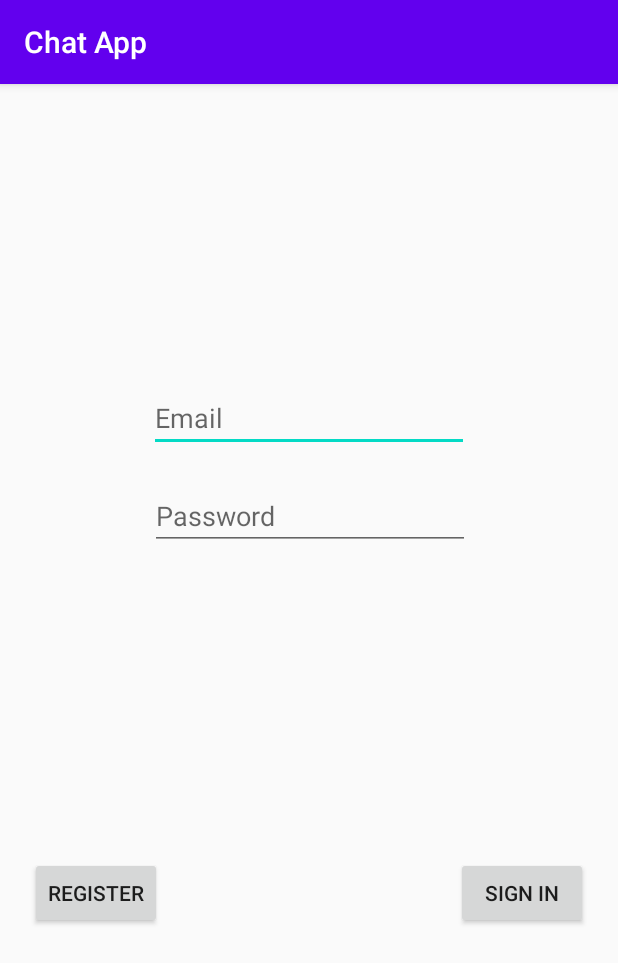
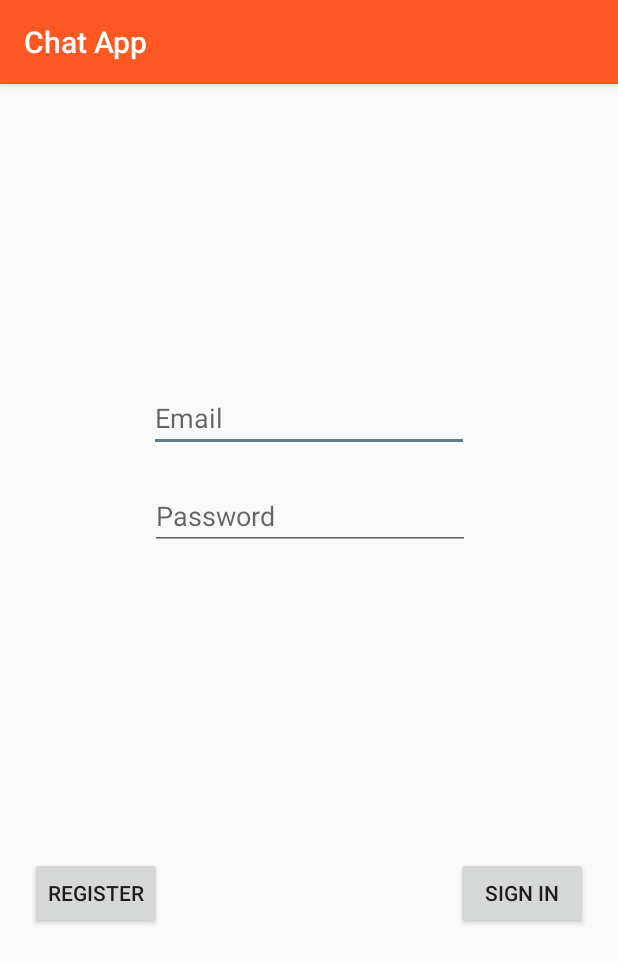
Before and after one commit to ajp54/Team-2-TCSS-450, an Android app: the screen it shows after launch (AuthActivity), on a phone screen of 412 x 824 dp. Shown: the top 963 px of the screen. Run offline under Robolectric (Android 15) with nearby library versions, the phone set to English and light mode, and no system bars; our stand-ins replace Volley.

Commit message:
Rearranged bottom nav bar to client spec added new color values for 3 themes added improved password validation

```diff
--- a/app/src/main/java/edu/uw/tcss450/chatapp/ui/home/signin/LoginFragment.java
+++ b/app/src/main/java/edu/uw/tcss450/chatapp/ui/home/signin/LoginFragment.java
@@ -26,15 +26,14 @@ import edu.uw.tcss450.chatapp.databinding.FragmentLoginBinding;
 public class LoginFragment extends Fragment {
 
     private FragmentLoginBinding binding;
-
     private SignInViewModel mSignInModel;
 
+    private PasswordValidator mEmailValidator = PasswordValidator.checkPwdLength(2)
+                    .and(PasswordValidator.checkExcludeWhiteSpace())
+                    .and(PasswordValidator.checkPwdSpecialChar("@"));
 
-    private PasswordValidator mEmailValidator =
-            (PasswordValidator.checkPwdSpecialChar("@"));
-
-    // add more maybe later
-    private PasswordValidator mPasswordValidator = PasswordValidator.checkPwdLength(1);
+    private PasswordValidator mPasswordValidator = PasswordValidator.checkPwdLength(1)
+            .and(PasswordValidator.checkExcludeWhiteSpace());
 
     public LoginFragment() {
         // Required empty public constructor
--- a/app/src/main/res/menu/bottom_nav_menu.xml
+++ b/app/src/main/res/menu/bottom_nav_menu.xml
@@ -3,10 +3,10 @@
     <item
         android:id="@+id/navigation_home" android:icon="@drawable/ic_home_black_24dp" android:title="Home" />
     <item
-        android:id="@+id/navigation_weather" android:icon="@drawable/ic_weather_black_24dp" android:title="Weather" />
-    <item
         android:id="@+id/navigation_contacts" android:icon="@drawable/ic_contacts_black_24dp" android:title="Contacts" />
     <item
         android:id="@+id/navigation_chat" android:icon="@drawable/ic_chat_black_24dp" android:title="Chat" />
+    <item
+        android:id="@+id/navigation_weather" android:icon="@drawable/ic_weather_black_24dp" android:title="Weather" />
 
 </menu>
--- a/app/src/main/res/values/colors.xml
+++ b/app/src/main/res/values/colors.xml
@@ -1,6 +1,14 @@
 <?xml version="1.0" encoding="utf-8"?>
 <resources>
-    <color name="colorPrimary">#6200EE</color>
-    <color name="colorPrimaryDark">#3700B3</color>
-    <color name="colorAccent">#03DAC5</color>
+    <color name="colorPrimary">#FF5722</color>
+    <color name="colorPrimaryDark">#E64A19</color>
+    <color name="colorAccent">#607D8B</color>
+
+    <color name="colorPrimary1">#3F51B5</color>
+    <color name="colorPrimaryDark1">#303F9F</color>
+    <color name="colorAccent1">#E040FB</color>
+
+    <color name="colorPrimary2">#673AB7</color>
+    <color name="colorPrimaryDark2">#512DA8</color>
+    <color name="colorAccent2">#536DFE</color>
 </resources>
```
